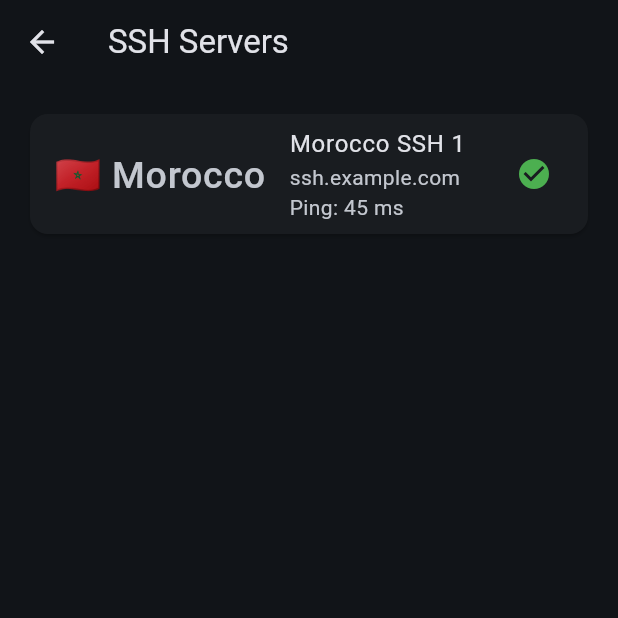
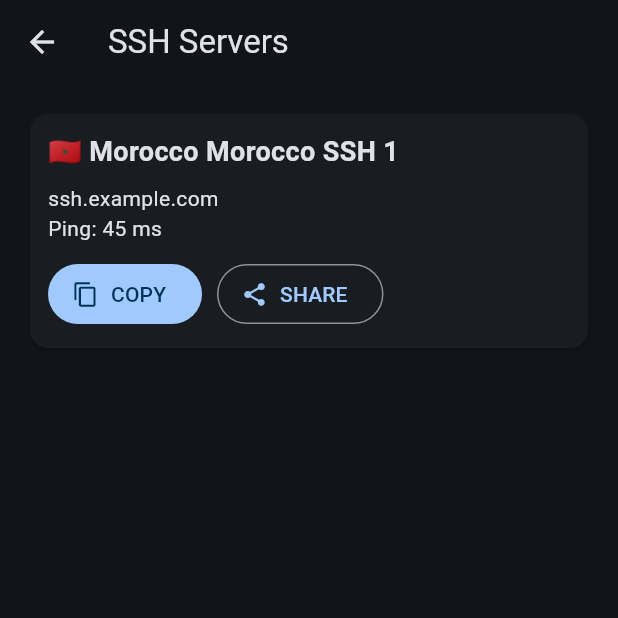
Before and after one commit to hakimfreefire2008-a11y/ABDELLALI.X.VPS, a Flutter app: the SshScreen screen opened directly, on a phone screen of 412 x 824 dp, the top half of it. Run offline on Flutter 3.47's test engine with Material 3 defaults, Android fonts, the phone set to English and light mode, and no system bars; our stand-ins replace share_plus.

Commit message:
Add copy share buttons to SSH servers

```diff
--- a/lib/screens/ssh_screen.dart
+++ b/lib/screens/ssh_screen.dart
@@ -1,5 +1,6 @@
 import 'package:flutter/material.dart';
 import '../services/server_service.dart';
+import '../services/action_service.dart';
 
 
 class SshScreen extends StatelessWidget {
@@ -32,41 +33,96 @@ class SshScreen extends StatelessWidget {
 
         itemBuilder: (context,index){
 
+          final server = servers[index];
 
-          final server = servers[index];
+
+          final config =
+              "Host: ${server.host}\n"
+              "Type: ${server.type}\n"
+              "Country: ${server.country}";
 
 
           return Card(
 
-            child: ListTile(
+            child: Padding(
 
-              leading: Text(
-                server.country,
-                style: const TextStyle(
-                  fontSize: 25,
-                ),
-              ),
+              padding: const EdgeInsets.all(12),
+
+              child: Column(
+
+                crossAxisAlignment: CrossAxisAlignment.start,
+
+                children: [
 
 
-              title: Text(
-                server.name,
-              ),
+                  Text(
+                    "${server.country} ${server.name}",
+                    style: const TextStyle(
+                      fontSize: 18,
+                      fontWeight: FontWeight.bold,
+                    ),
+                  ),
 
 
-              subtitle: Text(
-                "${server.host}\nPing: ${server.ping} ms",
-              ),
+                  const SizedBox(height: 8),
 
 
-              trailing: Icon(
+                  Text(
+                    server.host,
+                  ),
 
-                server.online
-                    ? Icons.check_circle
-                    : Icons.cancel,
 
-                color: server.online
-                    ? Colors.green
-                    : Colors.red,
+                  Text(
+                    "Ping: ${server.ping} ms",
+                  ),
+
+
+                  const SizedBox(height: 10),
+
+
+                  Row(
+
+                    children: [
+
+
+                      FilledButton.icon(
+
+                        onPressed: (){
+
+                          ActionService.copyConfig(config);
+
+                        },
+
+                        icon: const Icon(Icons.copy),
+
+                        label: const Text("COPY"),
+
+                      ),
+
+
+                      const SizedBox(width: 10),
+
+
+                      OutlinedButton.icon(
+
+                        onPressed: (){
+
+                          ActionService.shareConfig(config);
+
+                        },
+
+                        icon: const Icon(Icons.share),
+
+                        label: const Text("SHARE"),
+
+                      ),
+
+
+                    ],
+
+                  )
+
+                ],
 
               ),
 
```
